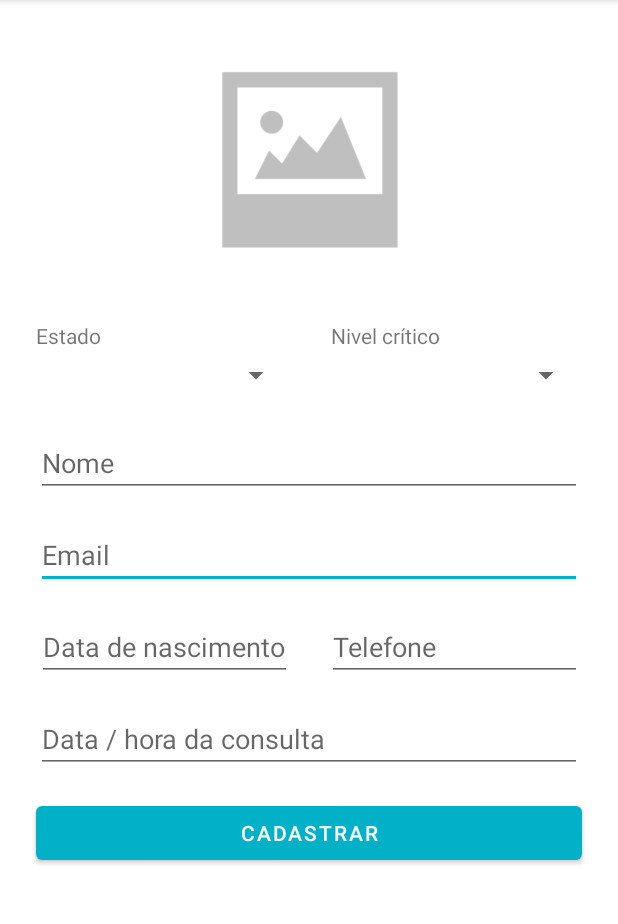
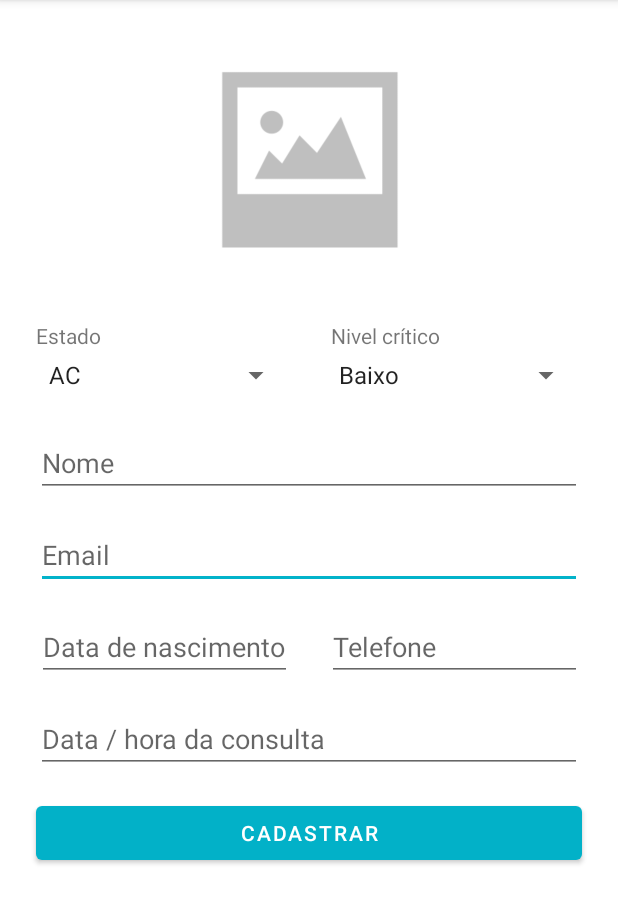
Before and after one commit to Lucca465/AppExemploCadastro, an Android app: the CadastrarPacienteActivity screen opened directly, with no data from a screen before it, on a phone screen of 412 x 824 dp, the part 84-1008 px from its top. Run offline under Robolectric (Android 15) with nearby library versions, the phone set to English and light mode, and no system bars.

```diff
--- a/app/src/main/java/com/example/appexemplocadastro/activity/CadastrarPacienteActivity.java
+++ b/app/src/main/java/com/example/appexemplocadastro/activity/CadastrarPacienteActivity.java
@@ -9,6 +9,7 @@ import android.net.Uri;
 import android.os.Bundle;
 import android.provider.MediaStore;
 import android.view.View;
+import android.widget.ArrayAdapter;
 import android.widget.Button;
 import android.widget.EditText;
 import android.widget.ImageView;
@@ -25,7 +26,7 @@ import com.example.appexemplocadastro.helper.Permissoes;
 public class CadastrarPacienteActivity extends AppCompatActivity implements View.OnClickListener{
 
     private EditText campoNomePaciente, campoEmailPaciente, campoDataNascimento, campoTelefone, campoConsulta;
-    private Spinner spinnerEstado, spinnerCritico;
+    private Spinner campoEstado, campoCritico;
     private Button botaoCadastrarPaciente;
     private ImageView imagePaciente;
 
@@ -44,6 +45,7 @@ public class CadastrarPacienteActivity extends AppCompatActivity implements View
         Permissoes.validarPermissoes(permissoes, this, 1);
 
         inicializarConponentes();
+        carregarDadosSpinner();
 
     }
 
@@ -54,10 +56,34 @@ public class CadastrarPacienteActivity extends AppCompatActivity implements View
         campoDataNascimento = findViewById(R.id.editDataNascimento);
         campoTelefone = findViewById(R.id.editTelefone);
         campoConsulta = findViewById(R.id.editConsulta);
+        campoEstado = findViewById(R.id.spinnerEstado);
+        campoCritico = findViewById(R.id.spinnerCritico);
+
         imagePaciente = findViewById(R.id.imagePaciente);
         imagePaciente.setOnClickListener(this);
 
     }
+
+    private void carregarDadosSpinner(){
+
+        //CampoEstado
+        String[] estados = getResources().getStringArray(R.array.estados);
+        ArrayAdapter<String> adapter = new ArrayAdapter<String>(
+                this, android.R.layout.simple_spinner_item, estados
+        );
+        adapter.setDropDownViewResource(android.R.layout.simple_spinner_dropdown_item);
+        campoEstado.setAdapter(adapter);
+
+        //campoCategoria
+        String[] critico = getResources().getStringArray(R.array.critico);
+        ArrayAdapter<String> adapterCategoria = new ArrayAdapter<String>(
+                this, android.R.layout.simple_spinner_item, critico
+        );
+        adapterCategoria.setDropDownViewResource(android.R.layout.simple_spinner_dropdown_item);
+        campoCritico.setAdapter(adapterCategoria);
+
+    }
+
     //------------------------------------------------------------------------------------------------
     //escolher foto da galeria
     @Override
--- a/app/src/main/res/values/strings.xml
+++ b/app/src/main/res/values/strings.xml
@@ -9,4 +9,41 @@
 
     <string name="hello_first_fragment">Hello first fragment</string>
     <string name="hello_second_fragment">Hello second fragment. Arg: %1$s</string>
+
+    <string-array name="estados">
+        <item>AC</item>
+        <item>AL</item>
+        <item>AM</item>
+        <item>AP</item>
+        <item>BA</item>
+        <item>CE</item>
+        <item>DF</item>
+        <item>ES</item>
+        <item>GO</item>
+        <item>MA</item>
+        <item>MG</item>
+        <item>MS</item>
+        <item>MT</item>
+        <item>PA</item>
+        <item>PB</item>
+        <item>PE</item>
+        <item>PI</item>
+        <item>PR</item>
+        <item>RJ</item>
+        <item>RN</item>
+        <item>RO</item>
+        <item>RR</item>
+        <item>RS</item>
+        <item>SC</item>
+        <item>SE</item>
+        <item>SP</item>
+        <item>TO</item>
+    </string-array>
+
+    <string-array name="critico">
+        <item>Baixo</item>
+        <item>Medio</item>
+        <item>Alto</item>
+    </string-array>
+
 </resources>
```
